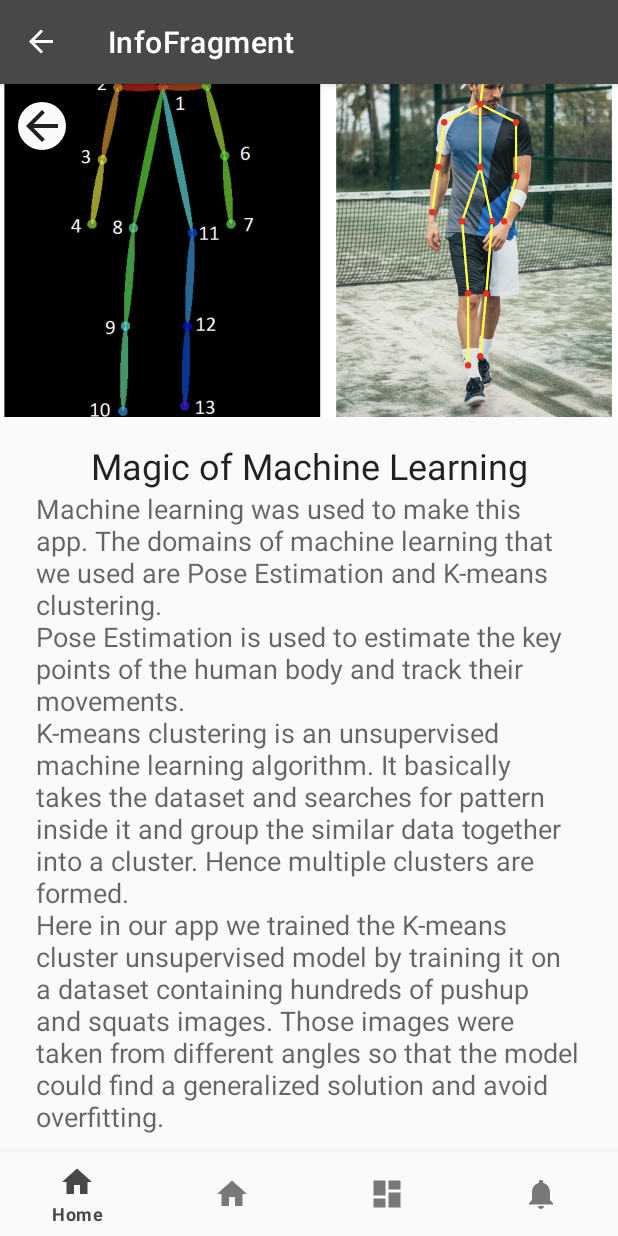
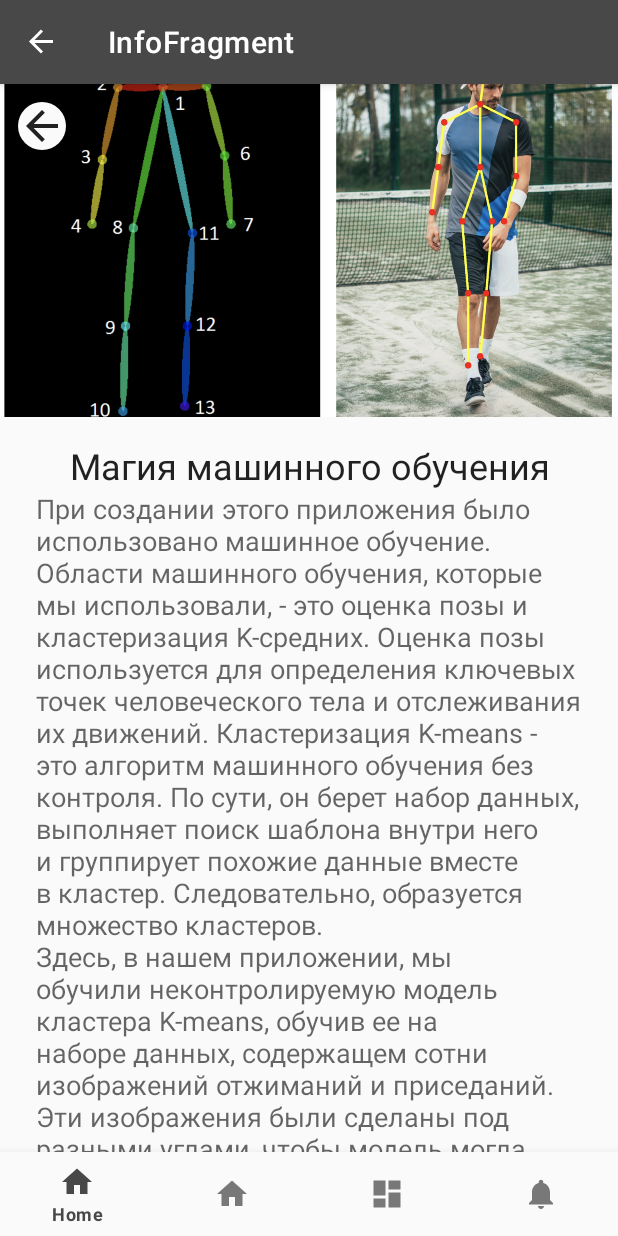
Before and after one commit to 7xz7/sportsman-ai, an Android app: the InfoFragment screen opened through its navigation route, on a phone screen of 412 x 824 dp. Run offline under Robolectric (Android 15) with nearby library versions, the light colour scheme and no system bars; our stand-ins replace Firebase (no records; nobody signed in at launch, a user with empty details on screens opened directly), data binding, navigation-ui; Roboto replaces fonts that are not available here; 7 statements that could not run were skipped.

Commit message:
Добавление в код русских комментариев

```diff
--- a/app/src/main/java/com/mnemocon/sportsman/ai/InfoFragment.kt
+++ b/app/src/main/java/com/mnemocon/sportsman/ai/InfoFragment.kt
@@ -1,5 +1,5 @@
 package com.mnemocon.sportsman.ai
-
+// Импортирование необходимых библиотек и модулей
 import android.content.pm.ActivityInfo
 import android.os.Build
 import android.os.Bundle
@@ -11,14 +11,14 @@ import androidx.core.widget.NestedScrollView
 import androidx.fragment.app.Fragment
 import androidx.navigation.findNavController
 import com.mnemocon.sportsman.ai.databinding.FragmentInfoBinding
-
+// Основной класс фрагмента, который отображает информацию
 class InfoFragment : Fragment() {
-
+    // Объявление переменных для привязки и текстовых строк
     private lateinit var binding: FragmentInfoBinding
 
-    private val description: String = "<p> Machine learning was used to make this app. The domains of machine learning that we used are Pose Estimation and K-means clustering. <br/> Pose Estimation is used to estimate the key points of the human body and track their movements. <br/> K-means clustering is an unsupervised machine learning algorithm. It basically takes the dataset and searches for pattern inside it and group the similar data together into a cluster. Hence multiple clusters are formed. <br/> Here in our app we trained the K-means cluster unsupervised model by training it on a dataset containing hundreds of pushup and squats images. Those images were taken from different angles so that the model could find a generalized solution and avoid overfitting.<p>"
-    private val title: String = "Magic of Machine Learning"
-
+    private val description: String = "<p> При создании этого приложения было использовано машинное обучение. Области машинного обучения, которые мы использовали, - это оценка позы и кластеризация K-средних. Оценка позы используется для определения ключевых точек человеческого тела и отслеживания их движений. Кластеризация K-means - это алгоритм машинного обучения без контроля. По сути, он берет набор данных, выполняет поиск шаблона внутри него и группирует похожие данные вместе в кластер. Следовательно, образуется множество кластеров. <br/> Здесь, в нашем приложении, мы обучили неконтролируемую модель кластера K-means, обучив ее на наборе данных, содержащем сотни изображений отжиманий и приседаний. Эти изображения были сделаны под разными углами, чтобы модель могла найти обобщенное решение и избежать переобучения.<p>"
+    private val title: String = "Магия машинного обучения"
+    // Функция для создания представления фрагмента
     override fun onCreateView(
         inflater: LayoutInflater, container: ViewGroup?,
         savedInstanceState: Bundle?
@@ -29,24 +29,25 @@ class InfoFragment : Fragment() {
             lifecycleOwner = viewLifecycleOwner
 
             var isToolbarShown = false
-
-            // scroll change listener begins at Y = 0 when image is fully collapsed
+            // Обработчик прокрутки для показа или скрытия панели инструментов
+            // прослушиватель изменения прокрутки начинается с Y = 0, когда изображение полностью свернуто
             aicameraDetailScrollview.setOnScrollChangeListener(
                 NestedScrollView.OnScrollChangeListener { _, _, scrollY, _, _ ->
 
-                    // User scrolled past image to height of toolbar and the title text is
-                    // underneath the toolbar, so the toolbar should be shown.
+                    // Пользователь прокрутил изображение до высоты панели инструментов, и текст заголовка находится
+                    // под панелью инструментов, поэтому панель инструментов должна быть показана.
+                    // Проверка, нужно ли показывать панель инструментов
                     val shouldShowToolbar = scrollY > toolbar.height
 
-                    // The new state of the toolbar differs from the previous state; update
-                    // appbar and toolbar attributes.
+                    // Новое состояние панели инструментов отличается от предыдущего состояния; обновить
+                    // атрибуты панели приложений и панели инструментов.
                     if (isToolbarShown != shouldShowToolbar) {
                         isToolbarShown = shouldShowToolbar
 
-                        // Use shadow animator to add elevation if toolbar is shown
+                        // Используйте shadow animator для добавления высоты, если отображается панель инструментов
                         appbar.isActivated = shouldShowToolbar
 
-                        // Show the plant name if toolbar is shown
+                        // Показать название растения, если отображается панель инструментов
                         toolbarLayout.isTitleEnabled = shouldShowToolbar
                     }
                 }
@@ -54,9 +55,9 @@ class InfoFragment : Fragment() {
 
             setHasOptionsMenu(true)
             toolbar.setNavigationOnClickListener { view ->
-                view.findNavController().navigateUp()
+                view.findNavController().navigateUp()// Возвращение на предыдущий экран
             }
-
+            // Установка текста описания и заголовка
             aicameraDescription.text = if (Build.VERSION.SDK_INT >= Build.VERSION_CODES.N) {
                 Html.fromHtml(description, Html.FROM_HTML_MODE_COMPACT)
             } else {
@@ -69,9 +70,9 @@ class InfoFragment : Fragment() {
 
 
 
-        return binding.root
+        return binding.root// Возвращение корневого представления
     }
-
+    // Функция, вызываемая при отсоединении фрагмента
     override fun onDetach() {
         super.onDetach()
         activity?.requestedOrientation = ActivityInfo.SCREEN_ORIENTATION_UNSPECIFIED
```
Also changed, not shown: app/src/main/java/com/mnemocon/sportsman/ai/MainActivity.kt (+27 -26 lines), app/src/main/java/com/mnemocon/sportsman/ai/PoseGraphic.kt (+35 -26 lines), app/src/main/java/com/mnemocon/sportsman/ai/ScopedExecutor.java (+9 -9 lines), app/src/main/java/com/mnemocon/sportsman/ai/SeePastCounts.kt (+9 -3 lines), app/src/main/java/com/mnemocon/sportsman/ai/SeePastCountsAdapter.kt (+7 -1 lines), app/src/main/java/com/mnemocon/sportsman/ai/SeePastCountsViewModel.kt (+6 -5 lines), app/src/main/java/com/mnemocon/sportsman/ai/SeePastCountsViewModelFactory.kt (+8 -2 lines), app/src/main/java/com/mnemocon/sportsman/ai/StartCounting.kt (+10 -0 lines), app/src/main/java/com/mnemocon/sportsman/ai/TimeUtils.java (+8 -2 lines).
